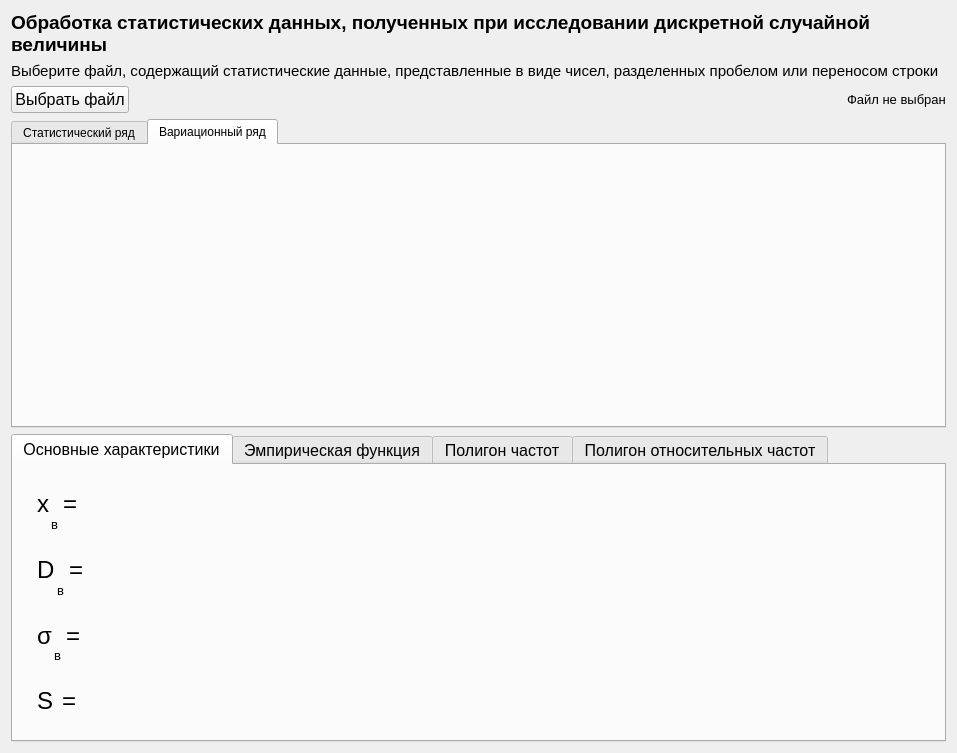
The window that ui/lab_5_task_1.ui (sauce-chili/TheoryOfProbabilityLabs) describes before a commit, drawn with Qt 5.
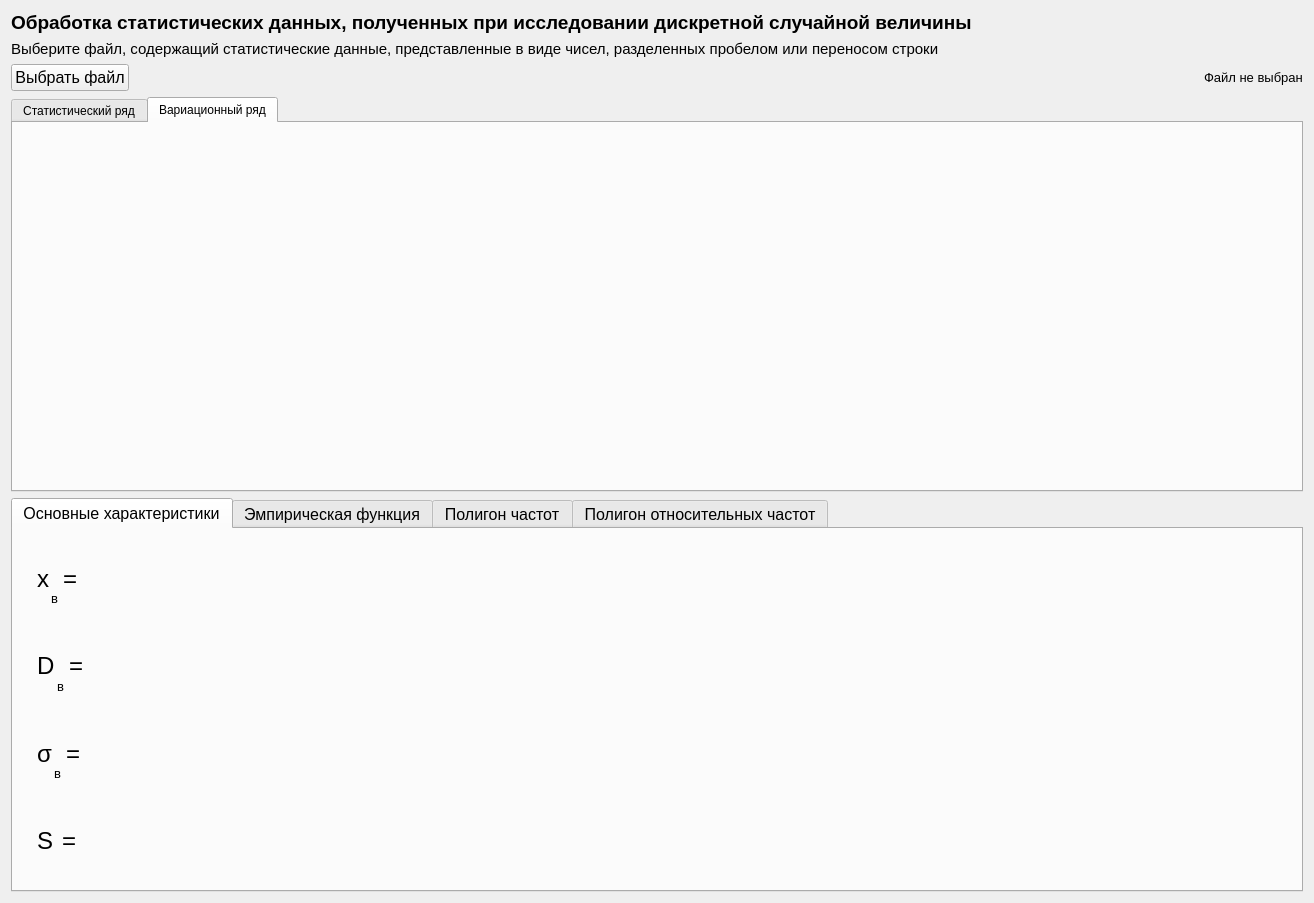
The same window after the commit. The open tabs and pages were chosen to show the change. Icons and pictures are not drawn.

```diff
--- a/ui/lab_5_task_1.ui
+++ b/ui/lab_5_task_1.ui
@@ -6,8 +6,8 @@
    <rect>
     <x>0</x>
     <y>0</y>
-    <width>957</width>
-    <height>753</height>
+    <width>1314</width>
+    <height>903</height>
    </rect>
   </property>
   <property name="windowTitle">
@@ -19,7 +19,6 @@
      <property name="font">
       <font>
        <pointsize>14</pointsize>
-       <weight>75</weight>
        <bold>true</bold>
       </font>
      </property>
@@ -166,7 +165,6 @@
          <property name="font">
           <font>
            <pointsize>12</pointsize>
-           <weight>50</weight>
            <bold>false</bold>
           </font>
          </property>
```
